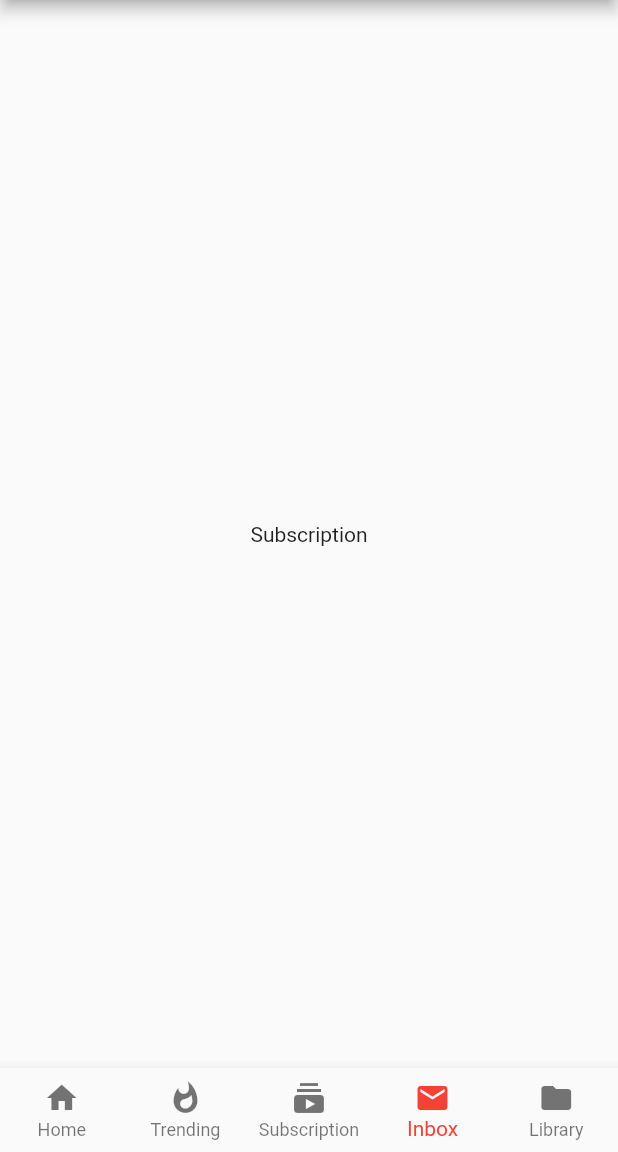
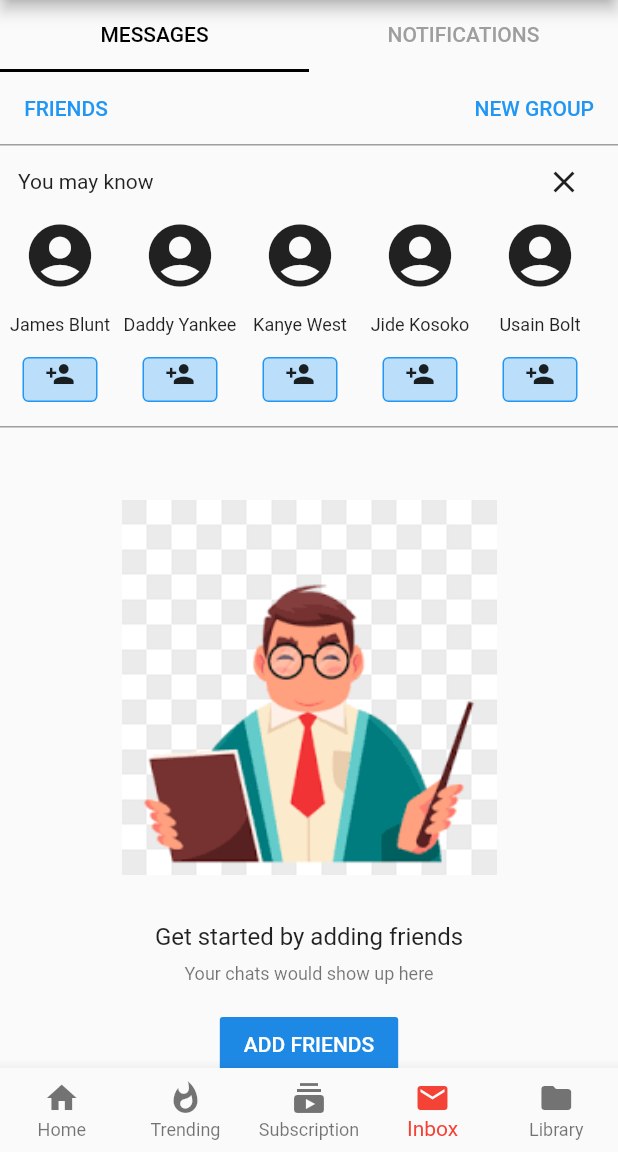
Before and after one commit to rharshitaaa21/StreamTube, a Flutter app: the screen it shows after launch, item 4 of the bottom bar chosen, on a phone screen of 412 x 824 dp, the part 84-1236 px from its top. Run offline on Flutter 3.47's test engine with Material 2 defaults, Android fonts, the phone set to English and light mode, and no system bars; network calls fail.

Commit message:
Updated Changes
Added 2 new files for notification and messaging tab

```diff
--- a/lib/main.dart
+++ b/lib/main.dart
@@ -2,7 +2,7 @@ import 'package:flutter/material.dart';
 import 'youtube_main.dart';
 
 void main() {
-  runApp(const MyApp());
+  runApp( MyApp());
 }
 
 class MyApp extends StatelessWidget {
--- /dev/null
+++ b/lib/screens/inbox.dart
@@ -0,0 +1,77 @@
+import 'package:flutter/material.dart';
+import 'package:youtube/screens/messages.dart';
+
+// class InboxScreen extends StatelessWidget {
+//    InboxScreen({Key? key}) : super(key: key);
+
+//   @override
+//   Widget build(BuildContext context) {
+//     return DefaultTabController(
+//       length: 2,
+//       child: Column(children: const <Widget>[
+//          TabBar(
+//             indicatorColor: Colors.black,
+//             labelColor: Colors.black,
+//             unselectedLabelColor: Colors.grey,
+//             tabs: <Widget>[
+//               Tab(
+//                 text: "MESSAGES",
+//               ),
+//               Tab(
+//                 text: "NOTIFICATIONS",
+//               )
+//             ]),
+//         // Expanded(
+//         //   child: TabBarView(children: <Widget>[
+//         //     MessagesScreen(),
+//         //     Text("Notifications"),
+//         //   ]),
+//         // ),
+//           Expanded(
+//             child: TabBarView(
+//               children: <Widget>[
+//                 MessagesScreen(),
+//                 NotificationsScreen(),
+//               ],
+//             ),
+//       ]),
+//     );
+//   }
+// }
+// import 'package:flutter/material.dart';
+// import 'package:flutter_youtube_ui/screens/messages.dart';
+// import 'package:flutter_youtube_ui/screens/notifications.dart';
+
+class InboxScreen extends StatelessWidget {
+  @override
+  Widget build(BuildContext context) {
+    return DefaultTabController(
+      length: 2,
+      child: Column(
+        children: <Widget>[
+          TabBar(
+            indicatorColor: Colors.black,
+            labelColor: Colors.black,
+            unselectedLabelColor: Colors.grey,
+            tabs: <Widget>[
+              Tab(
+                text: "MESSAGES",
+              ),
+              Tab(
+                text: "NOTIFICATIONS",
+              )
+            ],
+          ),
+          Expanded(
+            child: TabBarView(
+              children: <Widget>[
+                MessagesScreen(),
+                Text("Notifction"),
+              ],
+            ),
+          )
+        ],
+      ),
+    );
+  }
+}
--- /dev/null
+++ b/lib/screens/messages.dart
@@ -0,0 +1,301 @@
+import 'package:flutter/material.dart';
+
+// class MessagesScreen extends StatefulWidget {
+//   const MessagesScreen({Key? key}) : super(key: key);
+
+//   @override
+//   State<MessagesScreen> createState() => _MessagesScreenState();
+// }
+
+// class _MessagesScreenState extends State<MessagesScreen> {
+//   @override
+//   Widget build(BuildContext context) {
+//     return ListView(
+//       children: <Widget>[
+//         _buildTopButton(),
+//         _buildPeople(),
+//         _buildtocallaction()
+//       ],
+//     );
+//   }
+
+//   Widget _buildTopButton() {
+//     return Container(
+//       decoration: BoxDecoration(
+//         border: Border(
+//           bottom: BorderSide(color: Colors.grey),
+//         ),
+//       ),
+//       child: Row(
+//         mainAxisAlignment: MainAxisAlignment.spaceBetween,
+//         children: <Widget>[
+//           FlatButton(
+//             onPressed: () {},
+//             child: Text("Friend"),
+//             textColor: Colors.blue,
+//           ),
+//           FlatButton(
+//             onPressed: () {},
+//             child: Text("New Group"),
+//             textColor: Colors.blue,
+//           ),
+//         ],
+//       ),
+//     );
+//   }
+
+//   Widget _buildPeople() {
+//     return Column(
+//       children: <Widget>[
+//         Padding(
+//           padding: const EdgeInsets.symmetric(horizontal: 12.0),
+//           child: Row(
+//               mainAxisAlignment: MainAxisAlignment.spaceBetween,
+//               children: <Widget>[
+//                 const Text("You may know "),
+//                 IconButton(
+//                   onPressed: () {},
+//                   icon: Icon(Icons.close),
+//                 ),
+//               ]),
+//         ),
+//         Container(
+//           height: 140.0,
+//           padding: const EdgeInsets.only(bottom: 16.0),
+//           decoration: BoxDecoration(
+//               border: Border(bottom: BorderSide(color: Colors.grey))),
+//           child: ListView(
+//             scrollDirection: Axis.horizontal,
+//             children: <Widget>[
+//               _buildAddPerson("Harshita Raghav"),
+//               _buildAddPerson("Harshita Raghav"),
+//               _buildAddPerson("Harshita Raghav"),
+//             ],
+//           ),
+//         ),
+//       ],
+//     );
+//   }
+
+//   Widget _buildAddPerson(String name) {
+//     return Container(
+//       width: 80.0,
+//       child: Column(
+//         mainAxisAlignment: MainAxisAlignment.spaceBetween,
+//         children: <Widget>[
+//           Icon(
+//             Icons.account_circle,
+//             size: 50.0,
+//           ),
+//           Text(
+//             name,
+//             softWrap: true,
+//           ),
+//           Container(
+//             height: 50.0,
+//             width: 30.0,
+//             decoration: BoxDecoration(
+//               border: Border.all(color: Colors.blue),
+//               color: Colors.blue[100],
+//               borderRadius: BorderRadius.circular(4.0),
+//             ),
+//             child: IconButton(
+//               icon: Icon(
+//                 Icons.person_add,
+//                 size: 20.0,
+//               ),
+//               padding: const EdgeInsets.only(bottom: 8.0),
+//               onPressed: () {},
+//             ),
+//           )
+//         ],
+//       ),
+//     );
+//   }
+
+//   Widget _buildtocallaction() {
+//     return Container(
+//       child: Column(children: <Widget>[
+//         Image(
+//           image: NetworkImage(
+//             "images/project..jfif",
+//           ),
+//           width: 250.0,
+//         ),
+//         Text(
+//           "Get started by adding friends",
+//           style: Theme.of(context).textTheme.titleMedium,
+//         ),
+//         Text(
+//           "Your chats would show up here ",
+//           style: Theme.of(context).textTheme.caption,
+//         ),
+//         FlatButton(
+//           onPressed: () {},
+//           child: Text("ADD FRIENDS"),
+//           color: Colors.blue[800],
+//         ),
+//       ]),
+//     );
+//   }
+// }
+
+import 'package:flutter/material.dart';
+
+class MessagesScreen extends StatefulWidget {
+  @override
+  _MessagesScreenState createState() => _MessagesScreenState();
+}
+
+class _MessagesScreenState extends State<MessagesScreen>
+    with AutomaticKeepAliveClientMixin<MessagesScreen> {
+  bool _isVisible = true;
+
+  @override
+  bool get wantKeepAlive => true;
+
+  @override
+  Widget build(BuildContext context) {
+    return ListView(
+      children: <Widget>[
+        _buildTopButtons(),
+        _isVisible ? _buildPeople() : SizedBox(),
+        _buildCallToAction(),
+      ],
+    );
+  }
+
+  Widget _buildTopButtons() {
+    return Container(
+      decoration: BoxDecoration(
+        border: Border(bottom: BorderSide(color: Colors.grey)),
+      ),
+      child: Row(
+        mainAxisAlignment: MainAxisAlignment.spaceBetween,
+        children: <Widget>[
+          FlatButton(
+            child: Text("FRIENDS"),
+            onPressed: () {},
+            textColor: Colors.blue,
+          ),
+          FlatButton(
+            child: Text("NEW GROUP"),
+            onPressed: () {},
+            textColor: Colors.blue,
+          ),
+        ],
+      ),
+    );
+  }
+
+  Widget _buildPeople() {
+    return Column(
+      children: <Widget>[
+        Padding(
+          padding: const EdgeInsets.symmetric(horizontal: 12.0),
+          child: Row(
+            mainAxisAlignment: MainAxisAlignment.spaceBetween,
+            children: <Widget>[
+              Text("You may know"),
+              IconButton(
+                icon: Icon(Icons.close),
+                onPressed: () {
+                  setState(() {
+                    _isVisible = false;
+                  });
+                },
+              )
+            ],
+          ),
+        ),
+        Container(
+          height: 140.0,
+          padding: const EdgeInsets.only(bottom: 16.0),
+          decoration: BoxDecoration(
+              border: Border(bottom: BorderSide(color: Colors.grey))),
+          child: ListView(
+            scrollDirection: Axis.horizontal,
+            children: <Widget>[
+              _buildAddPerson("James Blunt"),
+              _buildAddPerson("Daddy Yankee"),
+              _buildAddPerson("Kanye West"),
+              _buildAddPerson("Jide Kosoko"),
+              _buildAddPerson("Usain Bolt"),
+            ],
+          ),
+        ),
+      ],
+    );
+  }
+
+  Widget _buildAddPerson(String name) {
+    return Container(
+      width: 80.0,
+      child: Column(
+        mainAxisAlignment: MainAxisAlignment.spaceBetween,
+        children: <Widget>[
+          Icon(
+            Icons.account_circle,
+            size: 50.0,
+          ),
+          Text(
+            name,
+            textAlign: TextAlign.center,
+            style: TextStyle(fontSize: 12.0),
+          ),
+          Container(
+            width: 50.0,
+            height: 30.0,
+            decoration: BoxDecoration(
+              border: Border.all(color: Colors.blue),
+              color: Colors.blue[100],
+              borderRadius: BorderRadius.circular(4.0),
+            ),
+            child: IconButton(
+                icon: Icon(
+                  Icons.person_add,
+                  size: 20.0,
+                ),
+                padding: const EdgeInsets.only(bottom: 10.0),
+                onPressed: () {}),
+          )
+        ],
+      ),
+    );
+  }
+
+  Widget _buildCallToAction() {
+    return Container(
+      padding: const EdgeInsets.all(16.0),
+      child: Column(
+        children: <Widget>[
+          Container(
+            padding: const EdgeInsets.symmetric(vertical: 32.0),
+            child: Image.asset(
+              "images/project.png",
+              fit: BoxFit.cover,
+            ),
+            width: 250.0,
+          ),
+          Text(
+            "Get started by adding friends",
+            style: Theme.of(context).textTheme.titleMedium,
+          ),
+          Container(
+            padding: const EdgeInsets.only(top: 8.0, bottom: 16.0),
+            child: Text(
+              "Your chats would show up here",
+              style: Theme.of(context).textTheme.caption,
+            ),
+          ),
+          FlatButton(
+            child: Text("ADD FRIENDS"),
+            color: Colors.blue[600],
+            textColor: Colors.white,
+            onPressed: () {},
+          ),
+        ],
+      ),
+    );
+  }
+}
--- a/lib/video_list.dart
+++ b/lib/video_list.dart
@@ -9,7 +9,7 @@ class VideoList extends StatelessWidget {
   final bool isHorizontalList;
 
   const VideoList(
-      {required this.listData,
+      { required this.listData,
       this.isMiniList = false,
       this.isHorizontalList = false});
 
--- a/lib/youtube_main.dart
+++ b/lib/youtube_main.dart
@@ -1,5 +1,6 @@
 import 'package:flutter/material.dart';
 import 'package:youtube/screens/home.dart';
+import 'package:youtube/screens/inbox.dart';
 import 'package:youtube/screens/trending.dart';
 
 class YoutubeMain extends StatefulWidget {
@@ -22,11 +23,9 @@ class _YoutubeMainState extends State<YoutubeMain> {
       HomeScreen(),
       TrendingScreen(),
       Center(
-        child: Text("Add"),
-      ),
-      Center(
         child: Text("Subscription"),
       ),
+      InboxScreen(),
       Center(
         child: Text("Library"),
       ),
```
Also changed, not shown: lib/models/notiifcations_model.dart (added, +66 -0 lines), lib/screens/notifications.dart (added, +27 -0 lines), pubspec.yaml (+6 -12 lines), images/project.png (added), lib/models/youtube_model.dart (indentation only), 1 other file.
